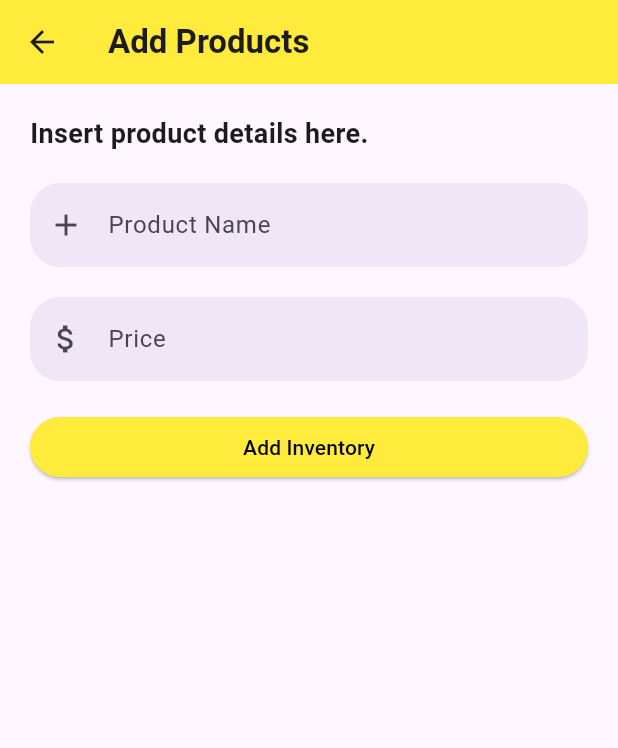
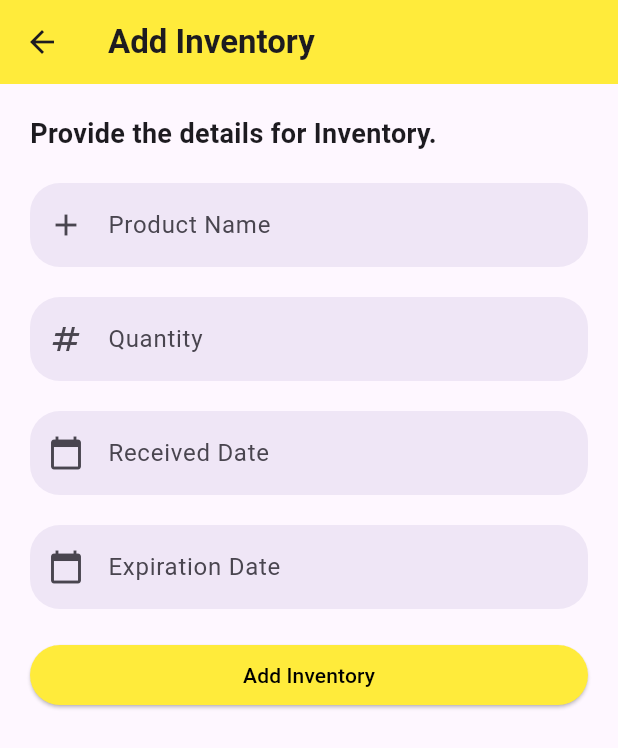
Before and after one commit to hatdoggggg/PiggyTech-FrontEnd, a Flutter app: the AddInventory screen opened directly with empty values, on a phone screen of 412 x 824 dp. Shown: the top 748 px of the screen. Run offline on Flutter 3.47's test engine with Material 3 defaults, Android fonts, the phone set to English and light mode, and no system bars; our stand-ins replace animated_splash_screen, fl_chart, flutter_spinkit, lottie, shared_preferences; accounts and stored records are empty.

Commit message:
add admin tska edited na inventory at users

```diff
--- a/lib/admin/admin_sidebar/admin_inventory/add_inventory.dart
+++ b/lib/admin/admin_sidebar/admin_inventory/add_inventory.dart
@@ -8,9 +8,9 @@ import '/admin/admin_drawer_list.dart';
 import '/services/product.dart';
 
 class AddInventory extends StatefulWidget {
-  final User_all userAll; // Add this parameter
+  final User_all userAll;
 
-  const AddInventory({super.key, required this.userAll}); // Update constructor
+  const AddInventory({super.key, required this.userAll});
 
   @override
   State<AddInventory> createState() => _AddInventoryState();
@@ -18,12 +18,17 @@ class AddInventory extends StatefulWidget {
 
 class _AddInventoryState extends State<AddInventory> {
   final formKey = GlobalKey<FormState>();
+  final TextEditingController receivedDateController = TextEditingController();
+  final TextEditingController expirationDateController = TextEditingController();
+
   String productName = '';
   double price = 0.0;
   int stock = 0;
   int sold = 0;
-  String photo = 'https://cdn.vectorstock.com/i/1000v/09/60/piggy-vector-2900960.jpg'; // Default photo URL
-
+  String photo = 'https://cdn.vectorstock.com/i/1000v/09/60/piggy-vector-2900960.jpg';
+  DateTime? receivedDate;
+  DateTime? expirationDate;
+  int quantity = 0;
 
   void showSuccessDialog() {
     showDialog(
@@ -36,13 +41,13 @@ class _AddInventoryState extends State<AddInventory> {
             TextButton(
               child: Text('OK'),
               onPressed: () {
-                Navigator.of(context).pop(); // Close the dialog
+                Navigator.of(context).pop();
                 Navigator.pushReplacement(
                   context,
                   MaterialPageRoute(
                     builder: (context) => AdminDrawerList(
                       initialPage: DrawerSections.product,
-                      userAll: widget.userAll, // Pass the userAll object here
+                      userAll: widget.userAll,
                     ),
                   ),
                 );
@@ -74,13 +79,33 @@ class _AddInventoryState extends State<AddInventory> {
     );
   }
 
+  Future<void> selectDate(BuildContext context, {required bool isReceivedDate}) async {
+    final DateTime? picked = await showDatePicker(
+      context: context,
+      initialDate: DateTime.now(),
+      firstDate: DateTime(2000),
+      lastDate: DateTime(2101),
+    );
+    if (picked != null) {
+      setState(() {
+        if (isReceivedDate) {
+          receivedDate = picked;
+          receivedDateController.text = receivedDate!.toLocal().toString().split(' ')[0];
+        } else {
+          expirationDate = picked;
+          expirationDateController.text = expirationDate!.toLocal().toString().split(' ')[0];
+        }
+      });
+    }
+  }
+
   @override
   Widget build(BuildContext context) {
     return Scaffold(
       resizeToAvoidBottomInset: false,
       appBar: AppBar(
         title: Text(
-          'Add Products',
+          'Add Inventory',
           style: TextStyle(
             fontWeight: FontWeight.bold,
           ),
@@ -94,7 +119,7 @@ class _AddInventoryState extends State<AddInventory> {
           child: ListView(
             children: [
               Text(
-                'Insert product details here.',
+                'Provide the details for Inventory.',
                 style: TextStyle(
                   fontSize: 18,
                   fontWeight: FontWeight.bold,
@@ -126,8 +151,8 @@ class _AddInventoryState extends State<AddInventory> {
               TextFormField(
                 keyboardType: TextInputType.number,
                 decoration: InputDecoration(
-                  labelText: 'Price',
-                  prefixIcon: Icon(Icons.attach_money),
+                  labelText: 'Quantity',
+                  prefixIcon: Icon(Icons.numbers),
                   border: OutlineInputBorder(
                     borderRadius: BorderRadius.circular(20.0),
                     borderSide: BorderSide.none,
@@ -137,13 +162,45 @@ class _AddInventoryState extends State<AddInventory> {
                 ),
                 validator: (value) {
                   if (value == null || value.isEmpty) {
-                    return 'Please provide a price';
+                    return 'Please provide a quantity';
                   }
                   return null;
                 },
                 onSaved: (value) {
-                  price = double.tryParse(value!) ?? 0.0;
+                  quantity = int.tryParse(value!) ?? 0;
                 },
+              ),
+              SizedBox(height: 20),
+              TextFormField(
+                controller: receivedDateController,
+                decoration: InputDecoration(
+                  labelText: 'Received Date',
+                  prefixIcon: Icon(Icons.calendar_today),
+                  border: OutlineInputBorder(
+                    borderRadius: BorderRadius.circular(20.0),
+                    borderSide: BorderSide.none,
+                  ),
+                  fillColor: Theme.of(context).primaryColor.withOpacity(0.1),
+                  filled: true,
+                ),
+                readOnly: true,
+                onTap: () => selectDate(context, isReceivedDate: true),
+              ),
+              SizedBox(height: 20),
+              TextFormField(
+                controller: expirationDateController,
+                decoration: InputDecoration(
+                  labelText: 'Expiration Date',
+                  prefixIcon: Icon(Icons.calendar_today),
+                  border: OutlineInputBorder(
+                    borderRadius: BorderRadius.circular(20.0),
+                    borderSide: BorderSide.none,
+                  ),
+                  fillColor: Theme.of(context).primaryColor.withOpacity(0.1),
+                  filled: true,
+                ),
+                readOnly: true,
+                onTap: () => selectDate(context, isReceivedDate: false),
               ),
               SizedBox(height: 20),
               ElevatedButton(
@@ -151,7 +208,12 @@ class _AddInventoryState extends State<AddInventory> {
                   backgroundColor: Colors.yellow,
                   foregroundColor: Colors.black,
                 ),
-                onPressed: ()  {
+                onPressed: () {
+                  if (formKey.currentState!.validate()) {
+                    formKey.currentState!.save();
+                    // Handle form submission here, e.g., send data to the server
+                    showSuccessDialog();
+                  }
                 },
                 child: Text('Add Inventory'),
               ),
```
Also changed, not shown: lib/admin/admin_sidebar/admin_users/add_admin.dart (added, +350 -0 lines), lib/admin/admin_sidebar/admin_users/selectedUsers.dart (+16 -2 lines).
